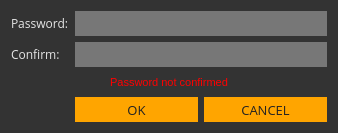
Above: src/gui/ui/newpassworddialog.ui from ConcealNetwork/conceal-desktop before the change. Below: the same form after it.
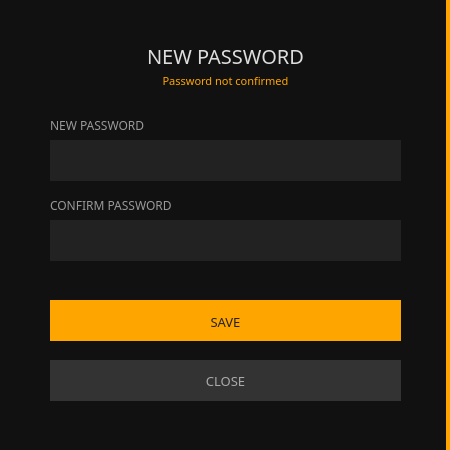
That is the form after the change.

What changed in the file:
```diff
--- a/src/gui/ui/newpassworddialog.ui
+++ b/src/gui/ui/newpassworddialog.ui
@@ -6,8 +6,8 @@
    <rect>
     <x>0</x>
     <y>0</y>
-    <width>338</width>
-    <height>133</height>
+    <width>450</width>
+    <height>450</height>
    </rect>
   </property>
   <property name="sizePolicy">
@@ -20,62 +20,65 @@
    <string>Enter password</string>
   </property>
   <property name="styleSheet">
-   <string notr="true">background-color: #333; color: #e5e5e5;
+   <string notr="true">background-color: #111; color: #aaa;
 border: 0px;</string>
   </property>
   <layout class="QGridLayout" name="gridLayout">
-   <item row="3" column="1">
-    <widget class="QPushButton" name="m_okButton">
-     <property name="enabled">
-      <bool>false</bool>
-     </property>
-     <property name="minimumSize">
-      <size>
-       <width>0</width>
-       <height>25</height>
-      </size>
-     </property>
-     <property name="font">
-      <font>
-       <family>Open Sans</family>
-       <pointsize>10</pointsize>
-      </font>
-     </property>
+   <property name="leftMargin">
+    <number>0</number>
+   </property>
+   <property name="topMargin">
+    <number>0</number>
+   </property>
+   <property name="rightMargin">
+    <number>0</number>
+   </property>
+   <property name="bottomMargin">
+    <number>0</number>
+   </property>
+   <item row="0" column="0" colspan="2">
+    <widget class="QGroupBox" name="groupBox">
      <property name="styleSheet">
-      <string notr="true">color: #222; border-radius: 0px; border: 0px solid; background-color: orange;</string>
+      <string notr="true">background-color: #111; border-right: 4px solid orange;</string>
      </property>
-     <property name="text">
-      <string>OK</string>
+     <property name="title">
+      <string/>
      </property>
-     <property name="default">
-      <bool>true</bool>
-     </property>
-    </widget>
-   </item>
-   <item row="3" column="2">
-    <widget class="QPushButton" name="m_cancelButton">
-     <property name="minimumSize">
-      <size>
-       <width>0</width>
-       <height>25</height>
-      </size>
-     </property>
+     <widget class="QLabel" name="label_3">
+      <property name="geometry">
+       <rect>
+        <x>50</x>
+        <y>40</y>
+        <width>351</width>
+        <height>31</height>
+       </rect>
+      </property>
      <property name="font">
       <font>
-       <family>Open Sans</family>
-       <pointsize>10</pointsize>
+        <family>Poppins</family>
+        <pointsize>15</pointsize>
       </font>
      </property>
      <property name="styleSheet">
-      <string notr="true">color: #222; border-radius: 0px; border: 0px solid; background-color: orange;</string>
+       <string notr="true">color: #ddd;
+border-right: 0px;</string>
      </property>
      <property name="text">
-      <string>CANCEL</string>
-     </property>
-    </widget>
-   </item>
-   <item row="0" column="0">
+       <string>NEW PASSWORD</string>
+      </property>
+      <property name="alignment">
+       <set>Qt::AlignCenter</set>
+      </property>
+     </widget>
     <widget class="QLabel" name="label">
+      <property name="geometry">
+       <rect>
+        <x>50</x>
+        <y>110</y>
+        <width>121</width>
+        <height>31</height>
+       </rect>
+      </property>
      <property name="sizePolicy">
       <sizepolicy hsizetype="Maximum" vsizetype="Preferred">
        <horstretch>0</horstretch>
@@ -90,17 +93,27 @@
      </property>
      <property name="font">
       <font>
-       <family>Open Sans</family>
+        <family>Poppins</family>
        <pointsize>9</pointsize>
       </font>
      </property>
+      <property name="styleSheet">
+       <string notr="true">color: #999;
+border-right: 0px;</string>
+      </property>
      <property name="text">
-      <string>Password:</string>
-     </property>
-    </widget>
-   </item>
-   <item row="0" column="1" colspan="2">
+       <string>NEW PASSWORD</string>
+      </property>
+     </widget>
     <widget class="QLineEdit" name="m_passwordEdit">
+      <property name="geometry">
+       <rect>
+        <x>50</x>
+        <y>140</y>
+        <width>351</width>
+        <height>41</height>
+       </rect>
+      </property>
      <property name="sizePolicy">
       <sizepolicy hsizetype="Expanding" vsizetype="Fixed">
        <horstretch>0</horstretch>
@@ -110,47 +123,34 @@
      <property name="minimumSize">
       <size>
        <width>0</width>
-       <height>25</height>
+        <height>31</height>
       </size>
      </property>
      <property name="font">
       <font>
-       <family>Open Sans</family>
+        <family>Poppins</family>
        <pointsize>9</pointsize>
       </font>
      </property>
      <property name="styleSheet">
-      <string notr="true">background-color: #777;</string>
+       <string notr="true">background-color: #222;
+border-right: 0px;
+color: #e5e5e5;
+padding: 5px;</string>
      </property>
      <property name="echoMode">
       <enum>QLineEdit::Password</enum>
      </property>
     </widget>
-   </item>
-   <item row="1" column="1" colspan="2">
-    <widget class="QLineEdit" name="m_passwordConfirmationEdit">
-     <property name="minimumSize">
-      <size>
-       <width>0</width>
-       <height>25</height>
-      </size>
-     </property>
-     <property name="font">
-      <font>
-       <family>Open Sans</family>
-       <pointsize>9</pointsize>
-      </font>
-     </property>
-     <property name="styleSheet">
-      <string notr="true">background-color: #777;</string>
-     </property>
-     <property name="echoMode">
-      <enum>QLineEdit::Password</enum>
-     </property>
-    </widget>
-   </item>
-   <item row="1" column="0">
     <widget class="QLabel" name="label_2">
+      <property name="geometry">
+       <rect>
+        <x>50</x>
+        <y>190</y>
+        <width>161</width>
+        <height>31</height>
+       </rect>
+      </property>
      <property name="sizePolicy">
       <sizepolicy hsizetype="Maximum" vsizetype="Preferred">
        <horstretch>0</horstretch>
@@ -165,19 +165,69 @@
      </property>
      <property name="font">
       <font>
-       <family>Open Sans</family>
+        <family>Poppins</family>
        <pointsize>9</pointsize>
       </font>
      </property>
+      <property name="styleSheet">
+       <string notr="true">color: #999;
+border-right: 0px;</string>
+      </property>
      <property name="text">
-      <string>Confirm:</string>
-     </property>
-    </widget>
-   </item>
-   <item row="2" column="0" colspan="3">
+       <string>CONFIRM PASSWORD</string>
+      </property>
+     </widget>
+     <widget class="QLineEdit" name="m_passwordConfirmationEdit">
+      <property name="geometry">
+       <rect>
+        <x>50</x>
+        <y>220</y>
+        <width>351</width>
+        <height>41</height>
+       </rect>
+      </property>
+      <property name="minimumSize">
+       <size>
+        <width>0</width>
+        <height>31</height>
+       </size>
+      </property>
+      <property name="font">
+       <font>
+        <family>Poppins</family>
+        <pointsize>9</pointsize>
+       </font>
+      </property>
+      <property name="styleSheet">
+       <string notr="true">background-color: #222;
+border-right: 0px;
+color: #e5e5e5;
+padding: 5px;</string>
+      </property>
+      <property name="echoMode">
+       <enum>QLineEdit::Password</enum>
+      </property>
+     </widget>
     <widget class="QLabel" name="m_errorLabel">
+      <property name="geometry">
+       <rect>
+        <x>70</x>
+        <y>70</y>
+        <width>311</width>
+        <height>21</height>
+       </rect>
+      </property>
+      <property name="font">
+       <font>
+        <family>Poppins</family>
+        <pointsize>-1</pointsize>
+        <weight>50</weight>
+        <italic>false</italic>
+        <bold>false</bold>
+       </font>
+      </property>
      <property name="styleSheet">
-      <string notr="true">color: #ff0000; font: 11px;</string>
+       <string notr="true">color: orange; font: 11px; font-family: Poppins; border-right: 0px;</string>
      </property>
      <property name="text">
       <string>Password not confirmed</string>
@@ -186,6 +236,71 @@
       <set>Qt::AlignCenter</set>
      </property>
     </widget>
+     <widget class="QPushButton" name="m_okButton">
+      <property name="enabled">
+       <bool>false</bool>
+      </property>
+      <property name="geometry">
+       <rect>
+        <x>50</x>
+        <y>300</y>
+        <width>351</width>
+        <height>41</height>
+       </rect>
+      </property>
+      <property name="minimumSize">
+       <size>
+        <width>131</width>
+        <height>31</height>
+       </size>
+      </property>
+      <property name="font">
+       <font>
+        <family>Poppins</family>
+        <pointsize>10</pointsize>
+       </font>
+      </property>
+      <property name="styleSheet">
+       <string notr="true">color: #222; background-color: orange; border-top: 3px solid orange;
+border-right: 0px;</string>
+      </property>
+      <property name="text">
+       <string>SAVE</string>
+      </property>
+      <property name="default">
+       <bool>true</bool>
+      </property>
+     </widget>
+     <widget class="QPushButton" name="m_cancelButton">
+      <property name="geometry">
+       <rect>
+        <x>50</x>
+        <y>360</y>
+        <width>351</width>
+        <height>41</height>
+       </rect>
+      </property>
+      <property name="minimumSize">
+       <size>
+        <width>131</width>
+        <height>31</height>
+       </size>
+      </property>
+      <property name="font">
+       <font>
+        <family>Poppins</family>
+        <pointsize>10</pointsize>
+       </font>
+      </property>
+      <property name="styleSheet">
+       <string notr="true">color: #aaa; background-color: #333; 
+border-right: 0px;</string>
+      </property>
+      <property name="text">
+       <string>CLOSE</string>
+      </property>
+     </widget>
+    </widget>
    </item>
   </layout>
  </widget>
```
Left out of the diff: 6 changed lines with no effect on the pictures. Lines whose indentation alone changed are shown as unchanged.
